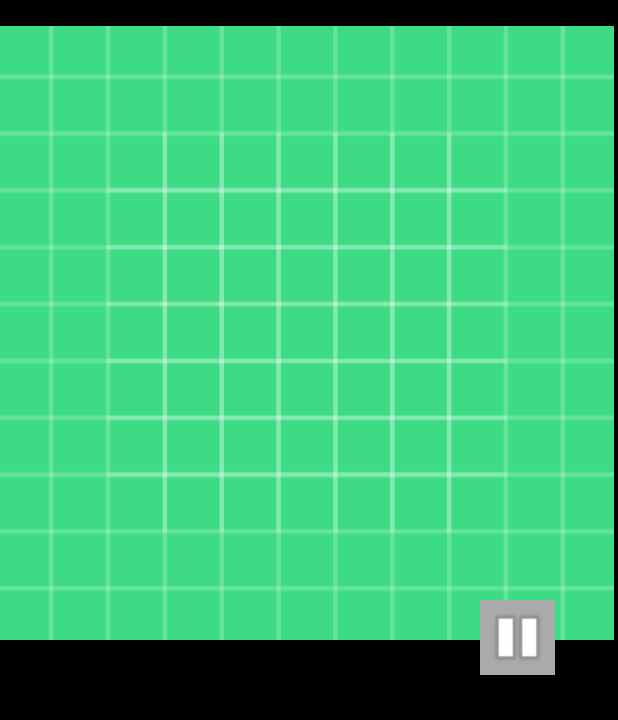
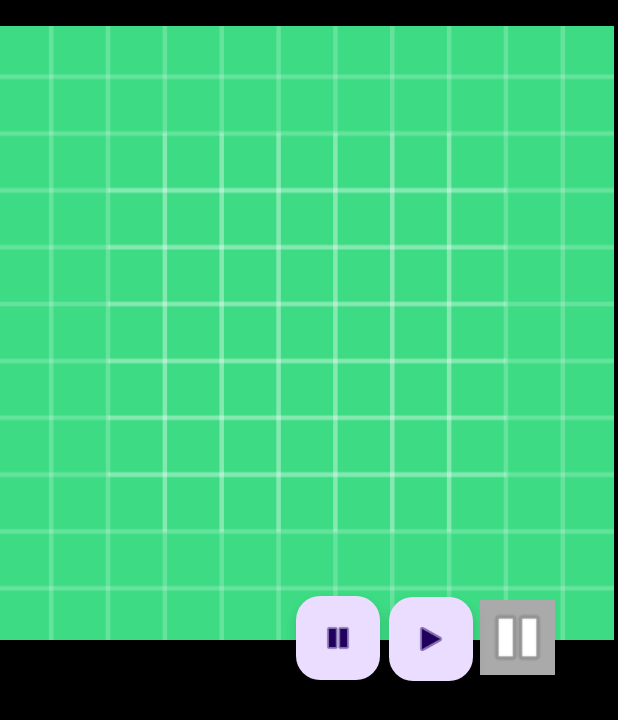
Before and after one commit to GerXY-code/progtech-project, an Android app: the layout home_page.xml on its own in the app's theme, with its tools: preview values and no code run, on a phone screen of 412 x 824 dp. Shown: the top 720 px of the screen. Run offline under Robolectric (Android 15) with nearby library versions, the phone set to English and light mode, and no system bars.

Commit message:
Added new play/pause buttons

```diff
--- a/SourceCode/app/src/main/res/layout/home_page.xml
+++ b/SourceCode/app/src/main/res/layout/home_page.xml
@@ -85,4 +85,28 @@
         app:layout_constraintTop_toTopOf="parent"
         app:srcCompat="@android:drawable/ic_media_pause" />
 
+    <com.google.android.material.floatingactionbutton.FloatingActionButton
+        android:id="@+id/floatingActionButton"
+        android:layout_width="wrap_content"
+        android:layout_height="wrap_content"
+        android:layout_marginStart="259dp"
+        android:layout_marginTop="398dp"
+        android:clickable="true"
+        app:layout_constraintStart_toStartOf="parent"
+        app:layout_constraintTop_toTopOf="parent"
+        app:srcCompat="@android:drawable/ic_media_play" />
+
+    <com.google.android.material.floatingactionbutton.FloatingActionButton
+        android:id="@+id/floatingActionButton2"
+        android:layout_width="wrap_content"
+        android:layout_height="wrap_content"
+        android:layout_marginStart="197dp"
+        android:layout_marginTop="397dp"
+        android:layout_marginEnd="159dp"
+        android:clickable="true"
+        app:layout_constraintEnd_toEndOf="parent"
+        app:layout_constraintStart_toStartOf="parent"
+        app:layout_constraintTop_toTopOf="parent"
+        app:srcCompat="@android:drawable/ic_media_pause" />
+
 </androidx.constraintlayout.widget.ConstraintLayout>
```
